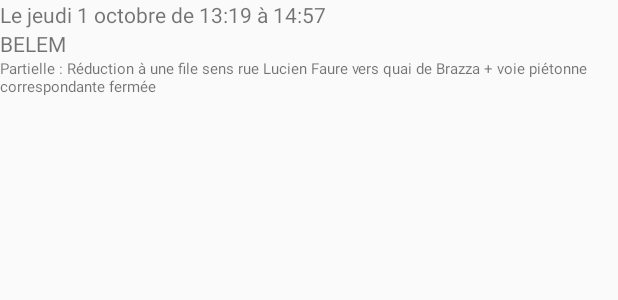
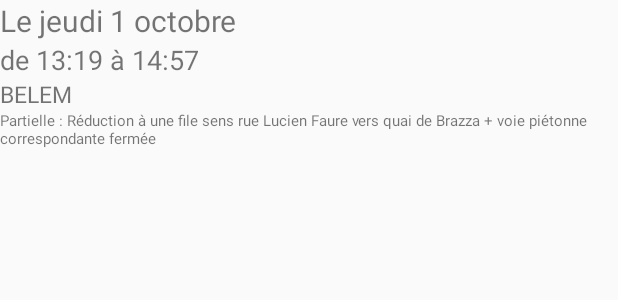
Before and after one commit to gregoiredx/pont-chaban-delmas, an Android app: the layout item.xml on its own in the app's theme, with its tools: preview values and no code run, on a phone screen of 412 x 824 dp. Shown: the top 300 px of the screen. Run offline under Robolectric (Android 15) with nearby library versions, the phone set to English and light mode, and no system bars; network calls fail.

Commit message:
formatting

```diff
--- a/app/src/main/res/layout/item.xml
+++ b/app/src/main/res/layout/item.xml
@@ -3,31 +3,26 @@
     android:layout_height="match_parent"
     android:orientation="vertical">
 
-    <LinearLayout
-        android:layout_width="match_parent"
+    <TextView
+        android:id="@+id/date"
+        android:layout_width="wrap_content"
         android:layout_height="wrap_content"
-        android:orientation="horizontal">
+        android:text="Le jeudi 1 octobre"
+        android:textSize="20sp" />
 
-        <TextView
-            android:id="@+id/closing"
-            android:layout_width="wrap_content"
-            android:layout_height="wrap_content"
-            android:text="Le jeudi 1 octobre de 13:19" />
-
-        <TextView
-            android:id="@+id/reopening"
-            android:layout_width="wrap_content"
-            android:layout_height="wrap_content"
-            android:text=" à 14:57" />
-
-    </LinearLayout>
+    <TextView
+        android:id="@+id/hours"
+        android:layout_width="wrap_content"
+        android:layout_height="wrap_content"
+        android:text="de 13:19 à 14:57"
+        android:textSize="18sp" />
 
     <TextView
         android:id="@+id/boat"
         android:layout_width="wrap_content"
         android:layout_height="wrap_content"
-        android:layout_alignParentEnd="true"
-        android:text="BELEM" />
+        android:text="BELEM"
+        android:textSize="15sp" />
 
     <TextView
         android:id="@+id/type"
--- a/app/src/main/res/values/strings.xml
+++ b/app/src/main/res/values/strings.xml
@@ -1,3 +1,5 @@
 <resources>
     <string name="app_name">Pont Chaban-Delmas</string>
+    <string name="date">Le %1$s</string>
+    <string name="time">de %1$s à %2$s</string>
 </resources>
```
Also changed, not shown: app/src/main/java/ggd/pontchabandelmas/MainActivity.java (+20 -6 lines).
